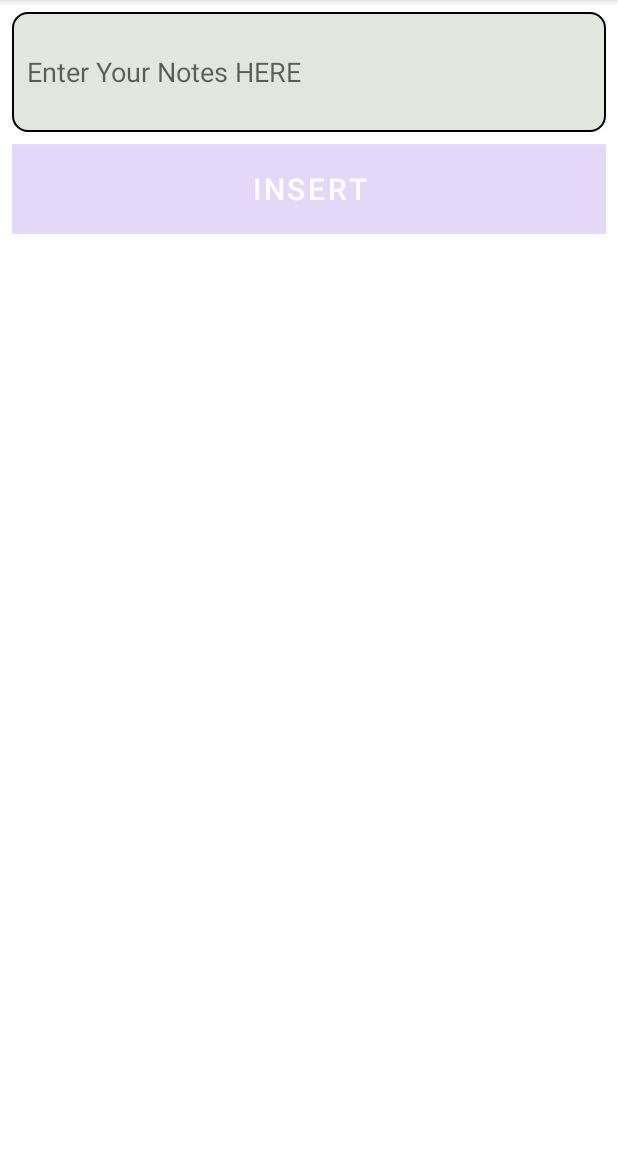
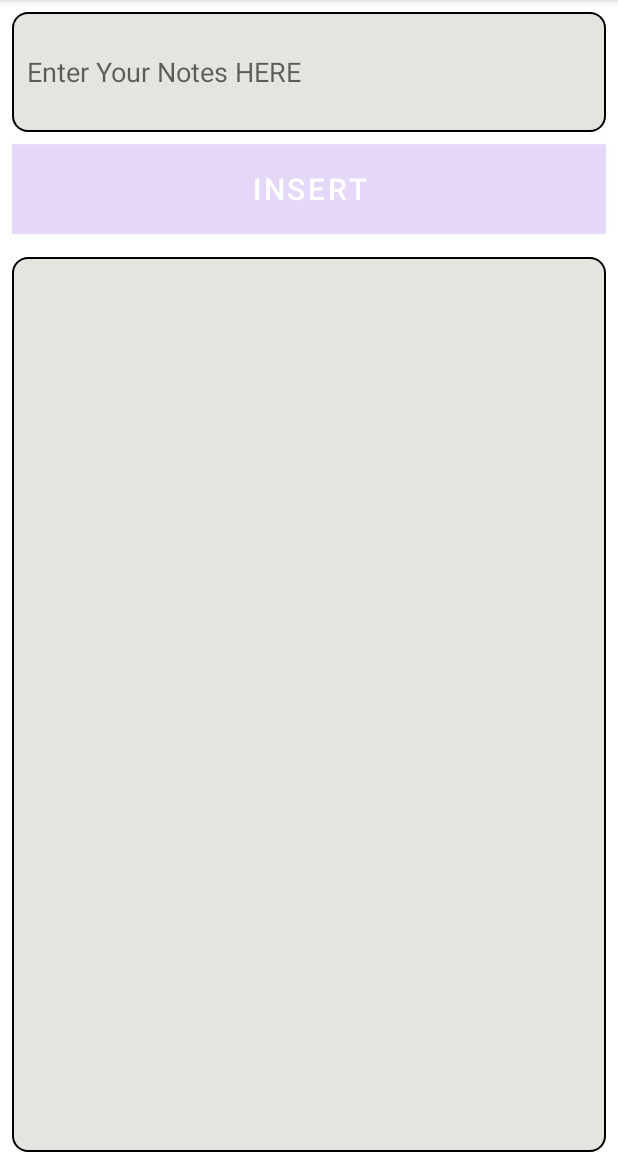
Before and after one commit to kyahaisab/Monitoring-App, an Android app: the screen it shows after launch (MainActivity), on a phone screen of 412 x 824 dp, the part 84-1236 px from its top. Run offline under Robolectric (Android 15) with nearby library versions, the phone set to English and light mode, and no system bars; our stand-ins replace Room's generated code; 1 statement that could not run was skipped.

```diff
--- a/app/src/main/res/layout/activity_main.xml
+++ b/app/src/main/res/layout/activity_main.xml
@@ -34,13 +34,18 @@
     <androidx.recyclerview.widget.RecyclerView
         android:id="@+id/recyclerView"
         android:layout_width="0dp"
-        android:layout_height="wrap_content"
-        android:layout_marginTop="30dp"
+        android:layout_height="0dp"
+        android:layout_marginTop="15dp"
+        android:layout_marginStart="8dp"
+        android:layout_marginEnd="8dp"
+        android:background="@drawable/bordered"
+        android:paddingTop="5dp"
         android:paddingLeft="@dimen/padding"
         android:paddingEnd="@dimen/padding"
         app:layout_constraintTop_toBottomOf="@id/addButton"
         app:layout_constraintStart_toStartOf="parent"
         app:layout_constraintEnd_toEndOf="parent"
+        app:layout_constraintBottom_toBottomOf="parent"
         />
 
 </androidx.constraintlayout.widget.ConstraintLayout>
```
Also changed, not shown: app/src/main/java/com/example/notesapp/worker/MyWorkerService.kt (+20 -1 lines).
